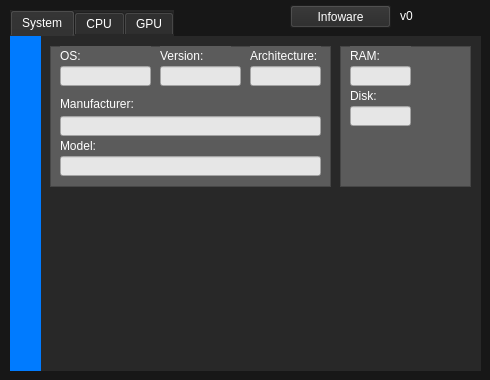
First picture: the form in main.ui, repository OhRetro/infoware, before the edit.
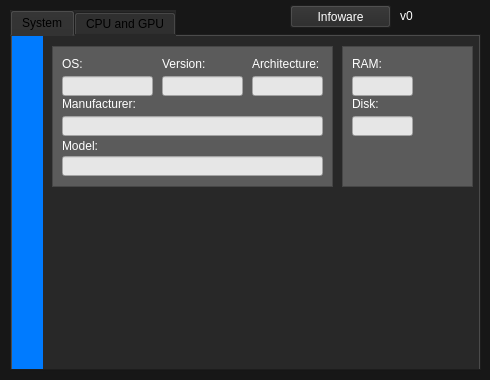
Second picture: the form after the edit. Icons and pictures are not drawn.

Diff of the .ui file:
```diff
--- a/main.ui
+++ b/main.ui
@@ -47,9 +47,7 @@
    </property>
    <property name="styleSheet">
     <string notr="true">background-color: rgb(40, 40, 40);
-color: rgb(255, 255, 255);
 font: 8pt &quot;MS Shell Dlg 2&quot;;
-border-color: rgb(0, 0, 0);
 </string>
    </property>
    <property name="currentIndex">
@@ -166,9 +164,9 @@
       <property name="geometry">
        <rect>
         <x>10</x>
-        <y>0</y>
+        <y>10</y>
         <width>91</width>
-        <height>20</height>
+        <height>16</height>
        </rect>
       </property>
       <property name="text">
@@ -179,7 +177,7 @@
       <property name="geometry">
        <rect>
         <x>10</x>
-        <y>20</y>
+        <y>30</y>
         <width>91</width>
         <height>20</height>
        </rect>
@@ -188,6 +186,9 @@
        <string notr="true">background-color: rgb(230, 230, 230);
 color: rgb(0, 0, 0);</string>
       </property>
+      <property name="text">
+       <string/>
+      </property>
       <property name="readOnly">
        <bool>true</bool>
       </property>
@@ -196,9 +197,9 @@
       <property name="geometry">
        <rect>
         <x>110</x>
-        <y>0</y>
+        <y>10</y>
         <width>71</width>
-        <height>20</height>
+        <height>16</height>
        </rect>
       </property>
       <property name="text">
@@ -209,7 +210,7 @@
       <property name="geometry">
        <rect>
         <x>110</x>
-        <y>20</y>
+        <y>30</y>
         <width>81</width>
         <height>20</height>
        </rect>
@@ -226,9 +227,9 @@
       <property name="geometry">
        <rect>
         <x>200</x>
-        <y>0</y>
+        <y>10</y>
         <width>71</width>
-        <height>20</height>
+        <height>16</height>
        </rect>
       </property>
       <property name="text">
@@ -239,7 +240,7 @@
       <property name="geometry">
        <rect>
         <x>200</x>
-        <y>20</y>
+        <y>30</y>
         <width>71</width>
         <height>20</height>
        </rect>
@@ -275,9 +276,9 @@
       <property name="geometry">
        <rect>
         <x>10</x>
-        <y>0</y>
+        <y>10</y>
         <width>61</width>
-        <height>20</height>
+        <height>16</height>
        </rect>
       </property>
       <property name="text">
@@ -288,7 +289,7 @@
       <property name="geometry">
        <rect>
         <x>10</x>
-        <y>20</y>
+        <y>30</y>
         <width>61</width>
         <height>20</height>
        </rect>
@@ -305,9 +306,9 @@
       <property name="geometry">
        <rect>
         <x>10</x>
-        <y>40</y>
+        <y>50</y>
         <width>61</width>
-        <height>20</height>
+        <height>16</height>
        </rect>
       </property>
       <property name="text">
@@ -318,7 +319,7 @@
       <property name="geometry">
        <rect>
         <x>10</x>
-        <y>60</y>
+        <y>70</y>
         <width>61</width>
         <height>20</height>
        </rect>
@@ -338,7 +339,7 @@
      <string notr="true">color: rgb(255, 255, 255);</string>
     </property>
     <attribute name="title">
-     <string>CPU</string>
+     <string>CPU and GPU</string>
     </attribute>
     <widget class="QWidget" name="LeftBar_CPU" native="true">
      <property name="geometry">
@@ -601,30 +602,7 @@
       </property>
      </widget>
     </widget>
-   </widget>
-   <widget class="QWidget" name="GPU_tab">
-    <property name="styleSheet">
-     <string notr="true">color: rgb(255, 255, 255);</string>
-    </property>
-    <attribute name="title">
-     <string>GPU</string>
-    </attribute>
-    <widget class="QWidget" name="LeftBar_GPU" native="true">
-     <property name="geometry">
-      <rect>
-       <x>0</x>
-       <y>0</y>
-       <width>31</width>
-       <height>341</height>
-      </rect>
-     </property>
-     <property name="styleSheet">
-      <string notr="true">background-color: rgb(135, 135, 135);
-background-color: rgb(255, 121, 3);
-</string>
-     </property>
-    </widget>
-    <widget class="QFrame" name="GPU_infos">
+    <widget class="QFrame" name="GPU_INFO">
      <property name="geometry">
       <rect>
        <x>40</x>
```
Left out of the diff: 89 changed lines with no effect on the pictures.
